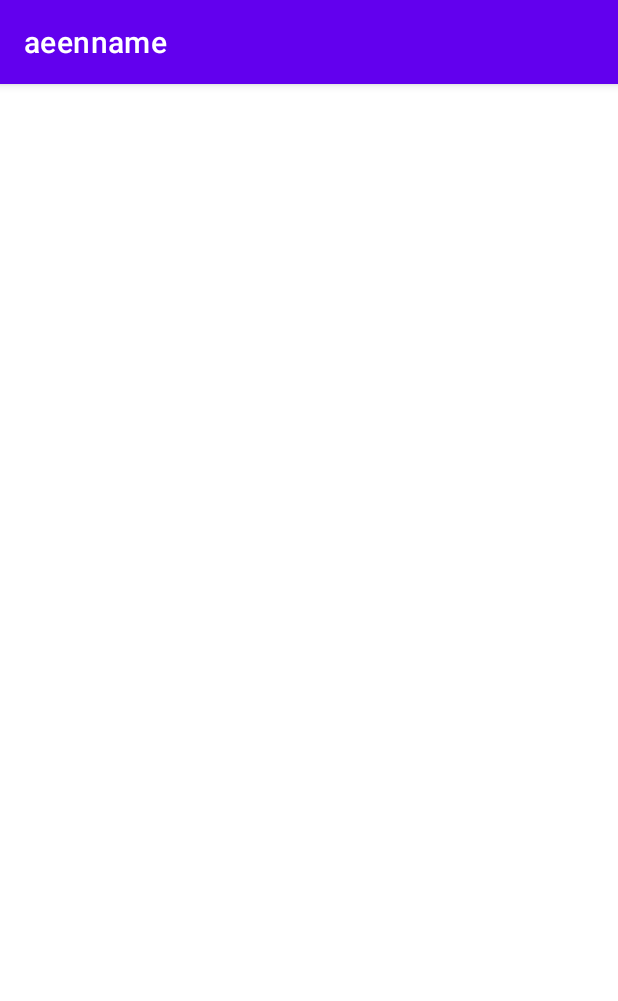
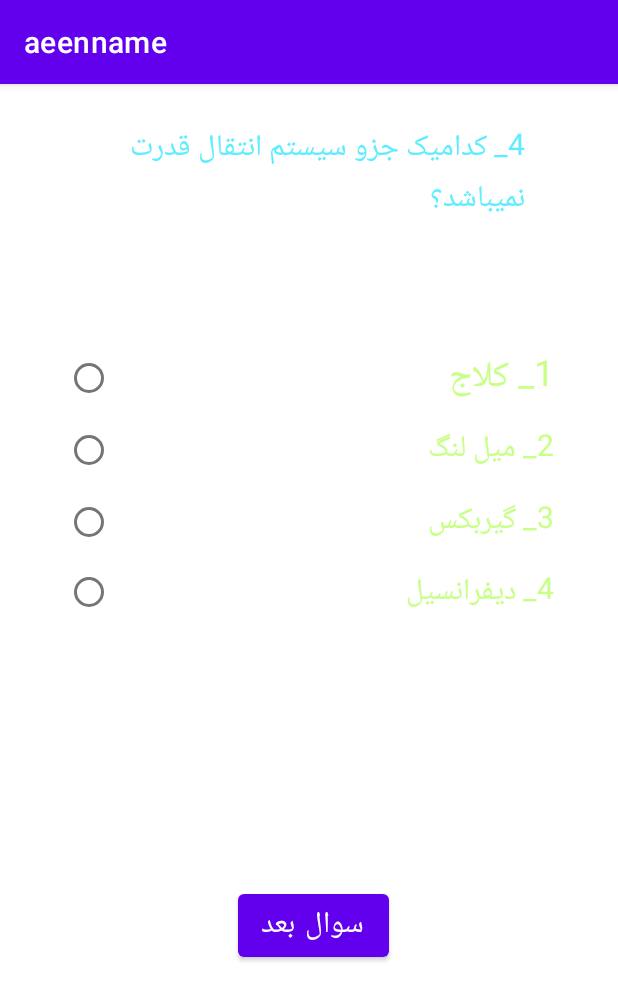
Before and after one commit to RezaRezaeian/android-tamrin1, an Android app: the MainActivity5 screen opened directly, with no data from a screen before it, on a phone screen of 412 x 824 dp. Shown: the top 1001 px of the screen. Run offline under Robolectric (Android 15) with nearby library versions, the phone set to English and light mode, and no system bars.

Commit message:
MainActivity5 changes

```diff
--- a/app/src/main/AndroidManifest.xml
+++ b/app/src/main/AndroidManifest.xml
@@ -12,6 +12,9 @@
         android:theme="@style/Theme.Aeenname"
         tools:targetApi="31">
         <activity
+            android:name=".MainActivity6"
+            android:exported="false" />
+        <activity
             android:name=".MainActivity5"
             android:exported="false" />
         <activity
@@ -19,9 +22,6 @@
             android:exported="false" />
         <activity
             android:name=".MainActivity3"
-            android:exported="false" />
-        <activity
-            android:name=".MainActivity6"
             android:exported="false" />
         <activity
             android:name=".MainActivity2"
--- a/app/src/main/java/com/example/aeenname/MainActivity2.java
+++ b/app/src/main/java/com/example/aeenname/MainActivity2.java
@@ -36,7 +36,7 @@ public class MainActivity2 extends AppCompatActivity {
                     Toast.makeText(MainActivity2.this, "صحیح", Toast.LENGTH_SHORT).show();
                 }   else {
                     ++False;
-                    Intent intentFalse=new Intent (MainActivity2.this,MainActivity3.class);
+                    Intent intentFalse =new Intent (MainActivity2.this,MainActivity3.class);
                     intentFalse.putExtra("false answer",False);
                     intentFalse.putExtra("true answer",True);
                     intentFalse.putExtra("tests number",TestsNumber);
--- a/app/src/main/res/layout/activity_main3.xml
+++ b/app/src/main/res/layout/activity_main3.xml
@@ -4,7 +4,7 @@
     xmlns:tools="http://schemas.android.com/tools"
     android:layout_width="match_parent"
     android:layout_height="match_parent"
-    tools:context=".MainActivity2">
+    tools:context=".MainActivity3">
 
     <TextView
         android:id="@+id/textView"
--- a/app/src/main/res/layout/activity_main4.xml
+++ b/app/src/main/res/layout/activity_main4.xml
@@ -4,7 +4,7 @@
     xmlns:tools="http://schemas.android.com/tools"
     android:layout_width="match_parent"
     android:layout_height="match_parent"
-    tools:context=".MainActivity2">
+    tools:context=".MainActivity4">
 
     <TextView
         android:id="@+id/textView"
--- a/app/src/main/res/layout/activity_main5.xml
+++ b/app/src/main/res/layout/activity_main5.xml
@@ -6,4 +6,92 @@
     android:layout_height="match_parent"
     tools:context=".MainActivity5">
 
+    <TextView
+        android:id="@+id/textView"
+        android:layout_width="287dp"
+        android:layout_height="60dp"
+        android:text="4_ کدامیک جزو سیستم انتقال قدرت نمیباشد؟"
+        android:textColor="#5EEDFF"
+        android:textSize="20sp"
+        app:layout_constraintBottom_toTopOf="@+id/radioGroup"
+        app:layout_constraintEnd_toEndOf="parent"
+        app:layout_constraintStart_toStartOf="parent"
+        app:layout_constraintTop_toTopOf="parent"
+        app:layout_constraintVertical_bias="0.233" />
+
+    <RadioGroup
+        android:id="@+id/radioGroup"
+        android:layout_width="326dp"
+        android:layout_height="190dp"
+        app:layout_constraintBottom_toTopOf="@+id/btnNext"
+        app:layout_constraintEnd_toEndOf="parent"
+        app:layout_constraintStart_toStartOf="parent"
+        app:layout_constraintTop_toTopOf="parent">
+
+        <RadioButton
+            android:id="@+id/radioButton"
+            android:layout_width="match_parent"
+            android:layout_height="wrap_content"
+            android:text="1_ کلاج"
+            android:textColor="#C8FF87"
+            android:textDirection="rtl"
+            android:textSize="24sp"
+            app:layout_constraintBottom_toBottomOf="parent"
+            app:layout_constraintEnd_toEndOf="parent"
+            app:layout_constraintStart_toStartOf="parent"
+            app:layout_constraintTop_toTopOf="parent" />
+
+        <RadioButton
+            android:id="@+id/radioButton2"
+            android:layout_width="match_parent"
+            android:layout_height="wrap_content"
+            android:text="2_ میل لنگ"
+            android:textColor="#C8FF87"
+            android:textDirection="rtl"
+            android:textSize="20sp"
+            app:layout_constraintBottom_toBottomOf="parent"
+            app:layout_constraintEnd_toEndOf="parent"
+            app:layout_constraintStart_toStartOf="parent"
+            app:layout_constraintTop_toTopOf="parent" />
+
+        <RadioButton
+            android:id="@+id/radioButton3"
+            android:layout_width="match_parent"
+            android:layout_height="wrap_content"
+            android:text="3_ گیربکس"
+            android:textColor="#C8FF87"
+            android:textDirection="rtl"
+            android:textSize="20sp"
+            app:layout_constraintBottom_toBottomOf="parent"
+            app:layout_constraintEnd_toEndOf="parent"
+            app:layout_constraintStart_toStartOf="parent"
+            app:layout_constraintTop_toTopOf="parent" />
+
+        <RadioButton
+            android:id="@+id/radioButton4"
+            android:layout_width="match_parent"
+            android:layout_height="wrap_content"
+            android:text="4_ دیفرانسیل"
+            android:textColor="#C8FF87"
+            android:textDirection="rtl"
+            android:textSize="20sp"
+            app:layout_constraintBottom_toBottomOf="parent"
+            app:layout_constraintEnd_toEndOf="parent"
+            app:layout_constraintStart_toStartOf="parent"
+            app:layout_constraintTop_toTopOf="parent" />
+    </RadioGroup>
+
+    <Button
+        android:id="@+id/btnNext"
+        android:layout_width="wrap_content"
+        android:layout_height="wrap_content"
+        android:text="سوال بعد"
+        android:textSize="20sp"
+        app:layout_constraintBottom_toBottomOf="parent"
+        app:layout_constraintEnd_toEndOf="parent"
+        app:layout_constraintHorizontal_bias="0.509"
+        app:layout_constraintStart_toStartOf="parent"
+        app:layout_constraintTop_toTopOf="parent"
+        app:layout_constraintVertical_bias="0.748" />
+
 </androidx.constraintlayout.widget.ConstraintLayout>
```
Also changed, not shown: app/src/main/java/com/example/aeenname/MainActivity3.java (+7 -8 lines), app/src/main/java/com/example/aeenname/MainActivity4.java (+8 -8 lines), app/src/main/java/com/example/aeenname/MainActivity5.java (+39 -0 lines), app/src/main/java/com/example/aeenname/MainActivity6.java (added, +14 -0 lines), app/src/main/res/layout/activity_main6.xml (added, +9 -0 lines).
